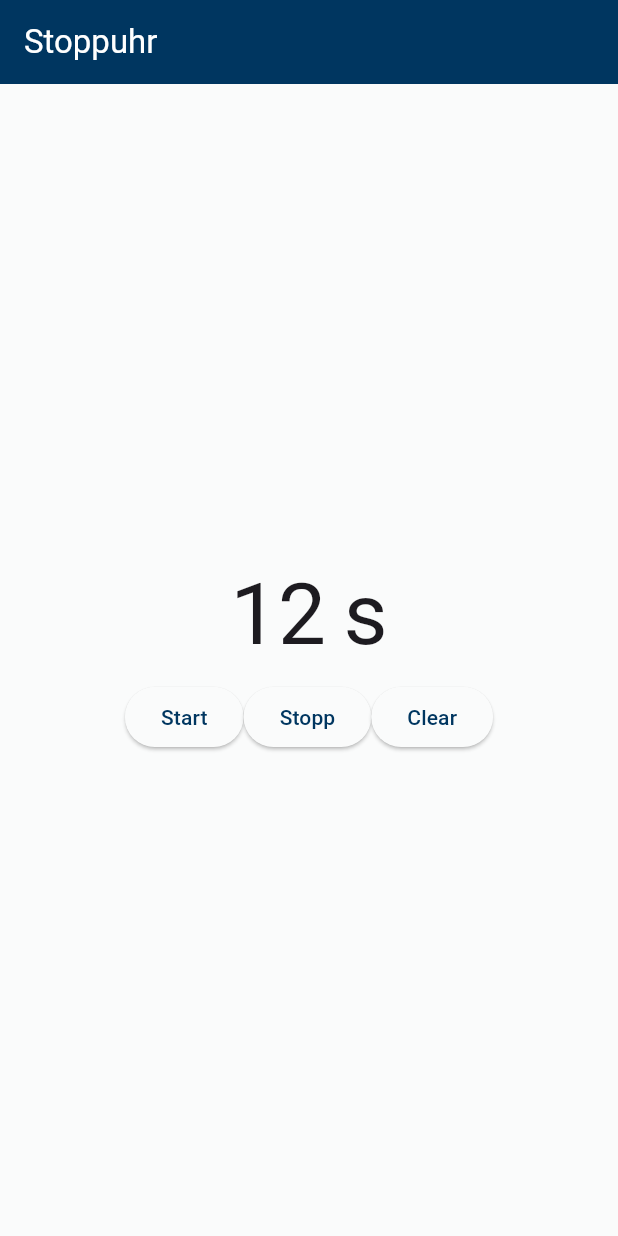
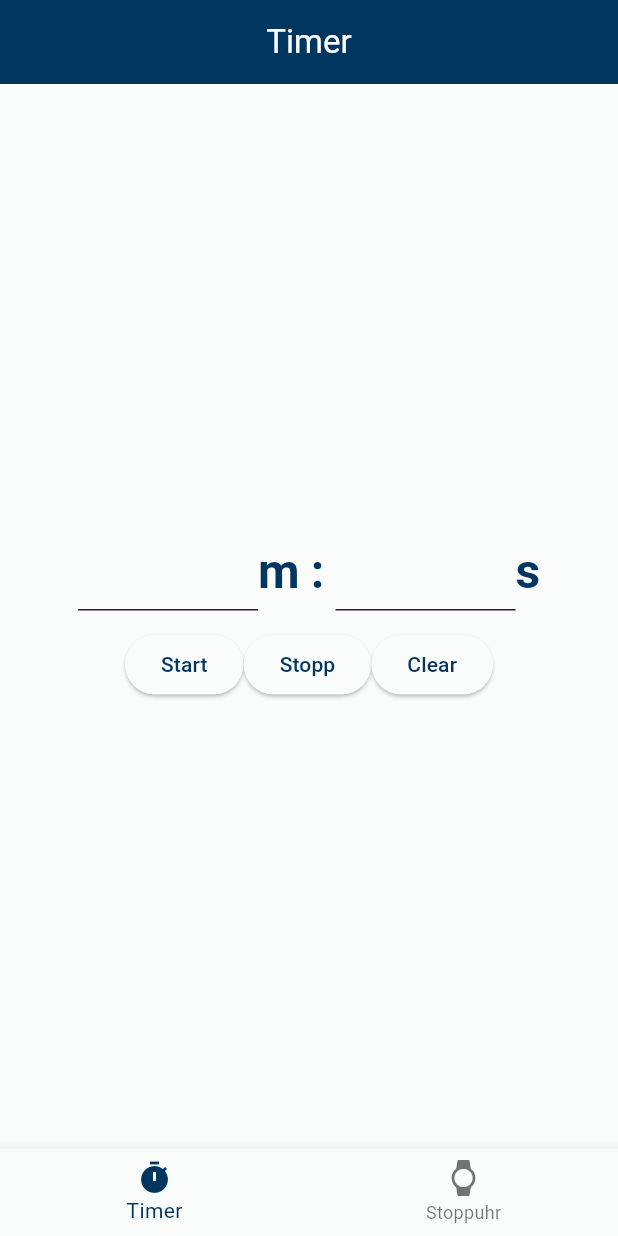
Before and after one commit to arthur892/ts_5_2_1_stoppuhr, a Flutter app: the screen it shows after launch, on a phone screen of 412 x 824 dp. Run offline on Flutter 3.47's test engine with Material 3 defaults, Android fonts, the phone set to English and light mode, and no system bars.

Commit message:
added counter and timer

```diff
--- a/lib/main.dart
+++ b/lib/main.dart
@@ -1,17 +1,28 @@
 import 'package:flutter/material.dart';
+import 'package:ts_5_2_1_stoppuhr/counter.dart';
 import 'package:ts_5_2_1_stoppuhr/themes/light_theme.dart';
+import 'package:ts_5_2_1_stoppuhr/timer.dart';
 
 void main() {
   runApp(const MainApp());
 }
 
-const sizebetweenElements = SizedBox(
-  width: 12,
-  height: 12,
-);
+class MainApp extends StatefulWidget {
+  const MainApp({super.key});
 
-class MainApp extends StatelessWidget {
-  const MainApp({super.key});
+  @override
+  State<MainApp> createState() => _MainAppState();
+}
+
+class _MainAppState extends State<MainApp> {
+  final List<Widget> _screens = [const Timer(), const Counter()];
+  int _selectedIndex = 0;
+
+  void setScreen(int index) {
+    setState(() {
+      _selectedIndex = index;
+    });
+  }
 
   @override
   Widget build(BuildContext context) {
@@ -21,42 +32,16 @@ class MainApp extends StatelessWidget {
       theme: GlobalThemeData.lightThemeData,
       darkTheme: GlobalThemeData.darkThemeData,
       home: Scaffold(
-        appBar: AppBar(
-          title: const Text("Stoppuhr"),
-          //foregroundColor: Theme.of(context).colorScheme.onPrimary,
-          //backgroundColor: Theme.of(context).colorScheme.primary,
-        ),
-        body: Column(
-          mainAxisAlignment: MainAxisAlignment.center,
-          crossAxisAlignment: CrossAxisAlignment.center,
-          children: [
-            Row(
-              mainAxisAlignment: MainAxisAlignment.center,
-              children: [
-                Text(
-                  "12",
-                  style: Theme.of(context).textTheme.displayLarge,
-                ),
-                sizebetweenElements,
-                Text("s", style: Theme.of(context).textTheme.displayLarge)
-              ],
-            ),
-            sizebetweenElements,
-            Row(
-              mainAxisAlignment: MainAxisAlignment.center,
-              children: [
-                ElevatedButton(
-                    onPressed: () {
-                      print(Theme.of(context).textTheme.displayLarge);
-                    },
-                    child: const Text("Start")),
-                ElevatedButton(onPressed: () {}, child: const Text("Stopp")),
-                ElevatedButton(onPressed: () {}, child: const Text("Clear")),
-              ],
-            )
-          ],
-        ),
-      ),
+          bottomNavigationBar: BottomNavigationBar(
+            items: const [
+              BottomNavigationBarItem(icon: Icon(Icons.timer), label: "Timer"),
+              BottomNavigationBarItem(
+                  icon: Icon(Icons.watch), label: "Stoppuhr")
+            ],
+            currentIndex: _selectedIndex,
+            onTap: setScreen,
+          ),
+          body: _screens[_selectedIndex]),
     );
   }
 }
--- /dev/null
+++ b/lib/timer.dart
@@ -0,0 +1,173 @@
+import 'package:flutter/material.dart';
+
+class Timer extends StatefulWidget {
+  const Timer({super.key});
+
+  @override
+  State<Timer> createState() => _TimerState();
+}
+
+class _TimerState extends State<Timer> {
+  final sizebetweenElements = const SizedBox(
+    width: 12,
+    height: 12,
+  );
+
+  //Widget anzeige
+  TextEditingController textSeconds = TextEditingController();
+  TextEditingController textMinutes = TextEditingController();
+  Color ScaffoldColor = Colors.transparent;
+
+  //Counter Variablen
+  final int clock = 50;
+  int timerMS = 0;
+  bool timerStarted = false;
+
+  //Counter funktionen
+  Future<void> startTimer() async {
+    await Future.delayed(Duration(milliseconds: clock));
+  }
+
+  void formatTime(int timer) {
+    textSeconds.text = ((timer / 1000) % 60).round().toString();
+    textMinutes.text = ((timer / (1000 * 60)) % 60).toInt().toString();
+  }
+
+  Future<void> changeBackground() async {
+    int index = 4;
+    while (index > 0) {
+      if (index % 2 == 0) {
+        ScaffoldColor = Colors.blue;
+      } else {
+        ScaffoldColor = Colors.red;
+      }
+
+      if (mounted) {
+        setState(() {
+          ScaffoldColor;
+        });
+      }
+      index--;
+      await Future.delayed(const Duration(milliseconds: 500));
+    }
+    if (mounted) {
+      setState(() {
+        ScaffoldColor = Colors.transparent;
+      });
+    }
+  }
+
+  Future<void> count() async {
+    int seconds = 0;
+    int minutes = 0;
+
+    if (textMinutes.text.contains(RegExp(r'[0-9]'))) {
+      minutes = int.tryParse(textMinutes.text)!;
+    } else {
+      minutes = 0;
+    }
+
+    if (textSeconds.text.contains(RegExp(r'[0-9]'))) {
+      seconds = int.tryParse(textSeconds.text)!;
+    } else {
+      seconds = 0;
+    }
+
+    timerMS = minutes * 60 * 1000 + seconds * 1000;
+
+    while (timerStarted) {
+      await startTimer();
+      timerMS -= clock;
+      if (timerMS <= 0) {
+        timerStarted = false;
+        timerMS = 0;
+        changeBackground();
+      }
+      if (mounted) {
+        setState(() {
+          formatTime(timerMS);
+        });
+      }
+    }
+  }
+
+  @override
+  void dispose() {
+    timerStarted = false;
+    super.dispose();
+  }
+
+  @override
+  Widget build(BuildContext context) {
+    return Scaffold(
+      appBar: AppBar(
+        title: const Center(child: Text("Timer")),
+      ),
+      backgroundColor: ScaffoldColor,
+      body: Column(
+        mainAxisAlignment: MainAxisAlignment.center,
+        crossAxisAlignment: CrossAxisAlignment.center,
+        children: [
+          Row(
+            mainAxisAlignment: MainAxisAlignment.center,
+            children: [
+              SizedBox(
+                width: 120,
+                child: TextField(
+                  textAlign: TextAlign.center,
+                  style: Theme.of(context).textTheme.displayLarge,
+                  keyboardType: TextInputType.number,
+                  controller: textMinutes,
+                  onTap: () {
+                    textMinutes.text = "";
+                  },
+                ),
+              ),
+              Text("m : ", style: Theme.of(context).textTheme.displayLarge),
+              SizedBox(
+                width: 120,
+                child: TextField(
+                  textAlign: TextAlign.center,
+                  style: Theme.of(context).textTheme.displayLarge,
+                  keyboardType: TextInputType.number,
+                  controller: textSeconds,
+                  onTap: () {
+                    textSeconds.text = "";
+                  },
+                ),
+              ),
+              Text("s", style: Theme.of(context).textTheme.displayLarge),
+            ],
+          ),
+          sizebetweenElements,
+          Row(
+            mainAxisAlignment: MainAxisAlignment.center,
+            children: [
+              ElevatedButton(
+                  onPressed: () {
+                    timerStarted = true;
+                    count();
+                  },
+                  child: const Text("Start")),
+              ElevatedButton(
+                  onPressed: () {
+                    timerStarted = false;
+                  },
+                  child: const Text("Stopp")),
+              ElevatedButton(
+                  onPressed: timerStarted
+                      ? null
+                      : () {
+                          setState(() {
+                            textSeconds.text = "";
+                            textMinutes.text = "";
+                          });
+                        },
+                  child: const Text("Clear")),
+            ],
+          )
+        ],
+      ),
+    );
+  }
+}
```
Also changed, not shown: lib/counter.dart (added, +113 -0 lines).
